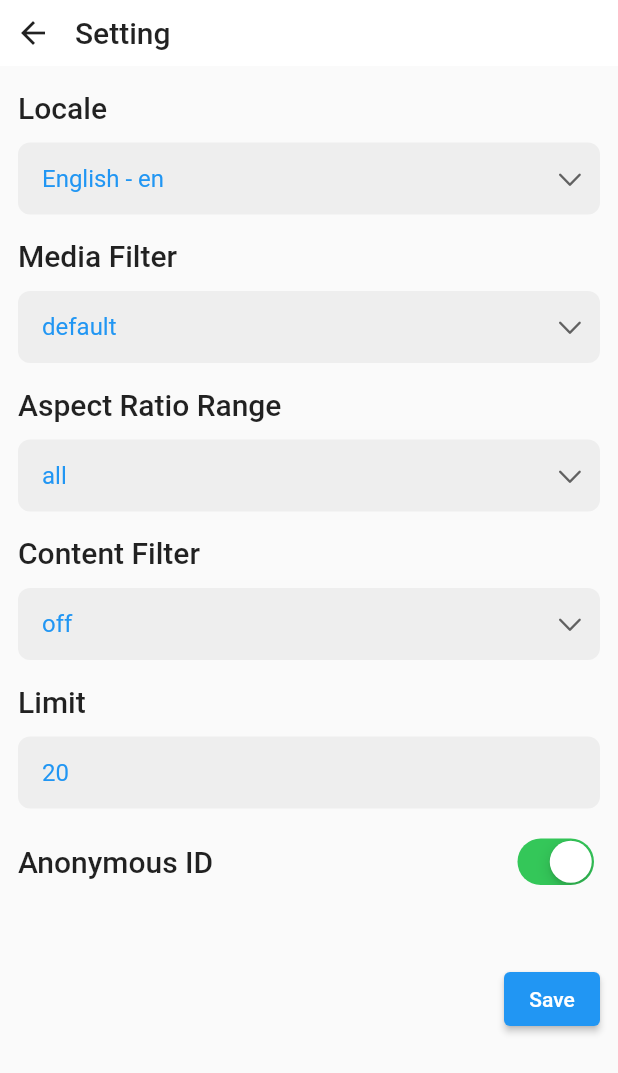
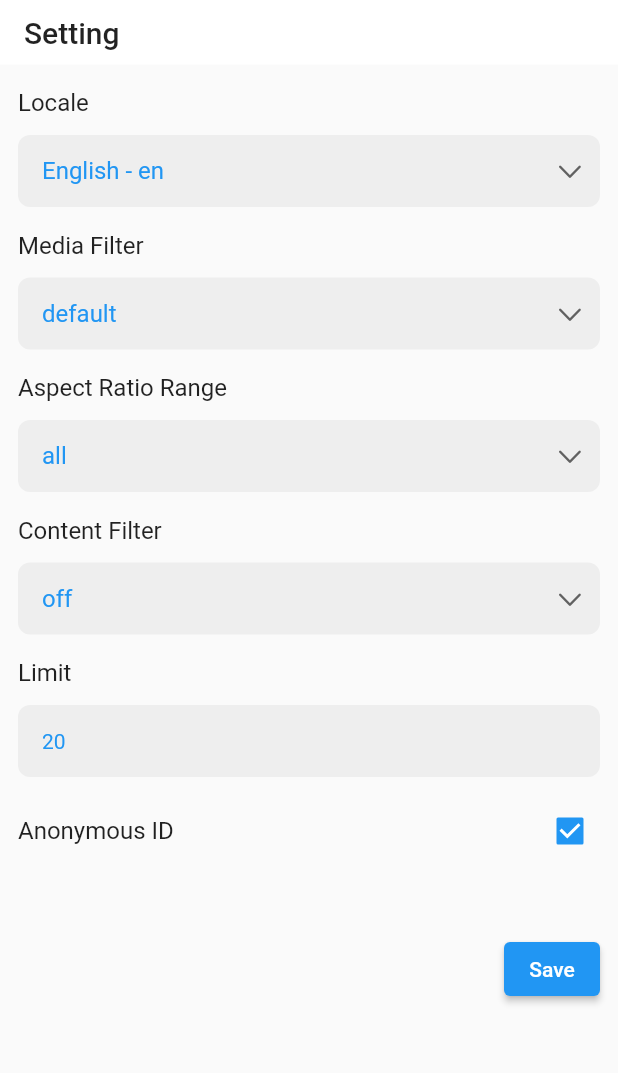
Before and after one commit to koiralapankaj7/gif_picker, a Flutter app: the SettingPage screen opened directly with empty values, on a phone screen of 412 x 824 dp. Shown: the top 1073 px of the screen. Run offline on Flutter 3.47's test engine with Material 2 defaults, Android fonts, the phone set to English and light mode, and no system bars; our stand-ins replace dio.

Commit message:
setting page updated

```diff
--- a/lib/src/setting_page.dart
+++ b/lib/src/setting_page.dart
@@ -30,33 +30,27 @@ class _SettingPageState extends State<SettingPage> {
     return Scaffold(
       body: Column(
         children: [
+          // Status bar height
+          SizedBox(height: MediaQuery.of(context).padding.top),
+
+          // Setting title
           Container(
             color: Colors.white,
-            padding: const EdgeInsets.symmetric(horizontal: 2, vertical: 2),
-            child: Row(
-              children: [
-                IconButton(
-                  onPressed: Navigator.of(context).pop,
-                  icon: const Icon(Icons.arrow_back),
-                  visualDensity: VisualDensity.compact,
-                  padding: EdgeInsets.zero,
-                ),
-                const SizedBox(width: 8),
-                Expanded(
-                  child: Text(
-                    'Setting',
-                    style: Theme.of(context).textTheme.headline6,
-                  ),
-                ),
-              ],
+            padding: const EdgeInsets.symmetric(horizontal: 16, vertical: 10),
+            alignment: Alignment.centerLeft,
+            child: Text(
+              'Setting',
+              style: Theme.of(context).textTheme.headline6,
             ),
           ),
+
+          //
           Expanded(
             child: ListView(
               padding: const EdgeInsets.symmetric(vertical: 16, horizontal: 12),
               children: [
                 // Locale
-                Text('Locale', style: theme.textTheme.headline6),
+                Text('Locale', style: theme.textTheme.subtitle1),
                 const SizedBox(height: 12),
                 _Dropdown<Locale>(
                   items: _languageCodes,
@@ -72,7 +66,7 @@ class _SettingPageState extends State<SettingPage> {
                 const SizedBox(height: 16),
 
                 // Media filter (basic | minimal)
-                Text('Media Filter', style: theme.textTheme.headline6),
+                Text('Media Filter', style: theme.textTheme.subtitle1),
                 const SizedBox(height: 12),
                 _Dropdown<TenorMediaFilter>(
                   items: TenorMediaFilter.values,
@@ -88,7 +82,7 @@ class _SettingPageState extends State<SettingPage> {
                 const SizedBox(height: 16),
 
                 // AR-Range (all | wide | standard)
-                Text('Aspect Ratio Range', style: theme.textTheme.headline6),
+                Text('Aspect Ratio Range', style: theme.textTheme.subtitle1),
                 const SizedBox(height: 12),
                 _Dropdown<TenorARRange>(
                   items: TenorARRange.values,
@@ -104,7 +98,7 @@ class _SettingPageState extends State<SettingPage> {
                 const SizedBox(height: 16),
 
                 // Content filter [off | low | medium | high]
-                Text('Content Filter', style: theme.textTheme.headline6),
+                Text('Content Filter', style: theme.textTheme.subtitle1),
                 const SizedBox(height: 12),
                 _Dropdown<TenorContentFilter>(
                   items: TenorContentFilter.values,
@@ -120,7 +114,7 @@ class _SettingPageState extends State<SettingPage> {
                 const SizedBox(height: 16),
 
                 // Limit
-                Text('Limit', style: theme.textTheme.headline6),
+                Text('Limit', style: theme.textTheme.subtitle1),
                 const SizedBox(height: 12),
                 Container(
                   decoration: BoxDecoration(
@@ -136,11 +130,11 @@ class _SettingPageState extends State<SettingPage> {
                         vertical: 12,
                       ),
                       hintText: '${_setting.limit}',
-                      hintStyle: theme.textTheme.subtitle1?.copyWith(
+                      hintStyle: theme.textTheme.bodyText2?.copyWith(
                         color: scheme.primary,
                       ),
                     ),
-                    style: theme.textTheme.subtitle1?.copyWith(
+                    style: theme.textTheme.bodyText2?.copyWith(
                       color: scheme.primary,
                     ),
                     inputFormatters: [LengthLimitingTextInputFormatter(2)],
@@ -163,11 +157,12 @@ class _SettingPageState extends State<SettingPage> {
                     Expanded(
                       child: Text(
                         'Anonymous ID',
-                        style: theme.textTheme.headline6,
+                        style: theme.textTheme.subtitle1,
                       ),
                     ),
-                    CupertinoSwitch(
+                    Checkbox(
                       value: _setting.createAnonymousId,
+                      visualDensity: VisualDensity.compact,
                       onChanged: (value) {
                         setState(() {
                           _setting =
@@ -198,6 +193,8 @@ class _SettingPageState extends State<SettingPage> {
               ],
             ),
           ),
+
+          //
         ],
       ),
     );
@@ -248,7 +245,7 @@ class _Dropdown<T> extends StatelessWidget {
                       : Colors.grey.shade300,
               child: Text(
                 labelBuilder(item),
-                style: theme.textTheme.subtitle1?.copyWith(
+                style: theme.textTheme.bodyText2?.copyWith(
                   color: isSelected ? scheme.onPrimary : null,
                 ),
               ),
--- a/lib/src/tenor_gif_picker.dart
+++ b/lib/src/tenor_gif_picker.dart
@@ -183,6 +183,7 @@ class _TenorGifPickerState extends State<TenorGifPicker>
                     },
                     child: (size) => TabBarView(
                       controller: _tabController,
+                      physics: const NeverScrollableScrollPhysics(),
                       children: TenorCategoryType.values.map((type) {
                         return CategoriesView(
                           type: type,
```
